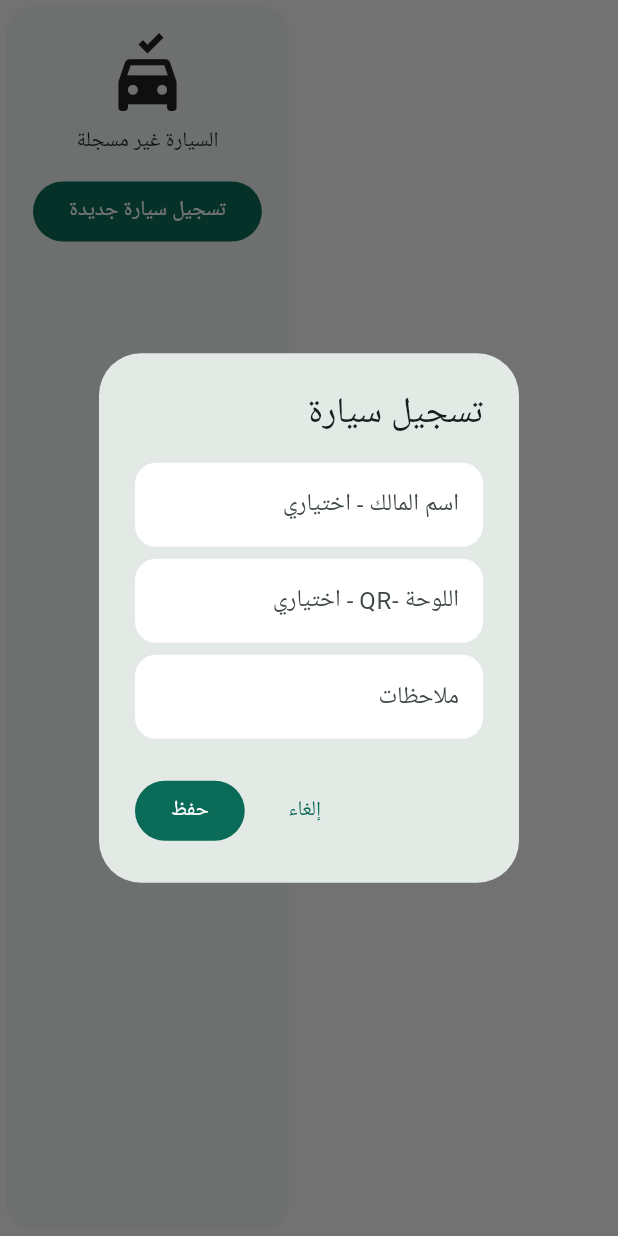
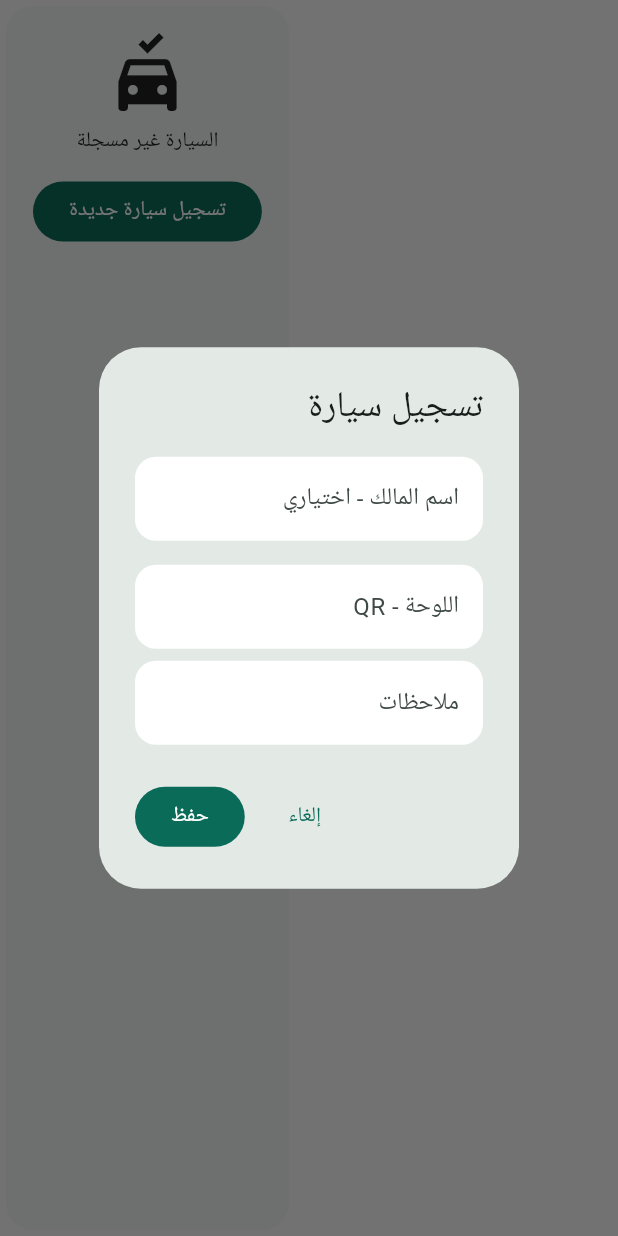
Before and after one commit to DeveloperLaravel/gas_station, a Flutter app: the _NotFound widget shown alone on an empty page, opened directly with empty values, after a tap on "تسجيل سيارة جديدة", on a phone screen of 412 x 824 dp. Run offline on Flutter 3.47's test engine with Material 3 defaults, Android fonts, the phone set to English and light mode, and no system bars; our stand-ins replace equatable, flutter_bloc, get_it, go_router, injectable, isar_community; missing offline and left inert: mobile_scanner; accounts and stored records are empty; generated files the repository leaves out were written again.

Commit message:
finsh projectd

```diff
--- a/lib/features/gas_station/presentation/bloc/dashboard_bloc.dart
+++ b/lib/features/gas_station/presentation/bloc/dashboard_bloc.dart
@@ -1,5 +1,6 @@
 import 'package:equatable/equatable.dart';
 import 'package:flutter_bloc/flutter_bloc.dart';
+import 'package:injectable/injectable.dart';
 
 import '../../domain/entities/dashboard_summary.dart';
 import '../../domain/usecases/gas_station_usecases.dart';
@@ -8,6 +9,7 @@ sealed class DashboardEvent extends Equatable {
   const DashboardEvent();
   @override List<Object?> get props => [];
 }
+@injectable
 class DashboardStarted extends DashboardEvent {}
 class DashboardRefreshed extends DashboardEvent {}
 
--- a/lib/features/gas_station/presentation/bloc/transactions_bloc.dart
+++ b/lib/features/gas_station/presentation/bloc/transactions_bloc.dart
@@ -1,9 +1,11 @@
 import 'package:equatable/equatable.dart';
 import 'package:flutter_bloc/flutter_bloc.dart';
+import 'package:injectable/injectable.dart';
 import '../../domain/entities/fuel_transaction.dart';
 import '../../domain/usecases/gas_station_usecases.dart';
 
 sealed class TransactionsState extends Equatable { const TransactionsState(); @override List<Object?> get props => []; }
+@injectable
 class TransactionsLoading extends TransactionsState {}
 class TransactionsLoaded extends TransactionsState { const TransactionsLoaded(this.items); final List<FuelTransaction> items; @override List<Object?> get props => [items]; }
 class TransactionsFailure extends TransactionsState { const TransactionsFailure(this.message); final String message; @override List<Object?> get props => [message]; }
--- a/lib/features/gas_station/presentation/bloc/vehicle/vehicle_bloc.dart
+++ b/lib/features/gas_station/presentation/bloc/vehicle/vehicle_bloc.dart
@@ -1,10 +1,12 @@
 import 'package:flutter_bloc/flutter_bloc.dart';
+import 'package:injectable/injectable.dart';
 
 import '../../../domain/entities/fuel_transaction.dart';
 import '../../../domain/usecases/gas_station_usecases.dart';
 import 'vehicle_event.dart';
 import 'vehicle_state.dart';
 
+@injectable
 class VehicleBloc extends Bloc<VehicleEvent, VehicleState> {
   VehicleBloc(
     this._find,
--- a/lib/features/gas_station/presentation/pages/dashboard_page.dart
+++ b/lib/features/gas_station/presentation/pages/dashboard_page.dart
@@ -13,7 +13,7 @@ class DashboardPage extends StatelessWidget {
     appBar: AppBar(title: const Text('محطة البنزين'), actions: [IconButton(onPressed: () => context.pushNamed(RouteNames.transactions), icon: const Icon(Icons.receipt_long))]),
     floatingActionButton: FloatingActionButton.extended(
       onPressed: () async { await context.pushNamed(RouteNames.vehicle); if (context.mounted) context.read<DashboardBloc>().add(DashboardRefreshed()); },
-      icon: const Icon(Icons.search), label: const Text('فحص سيارة'),
+      icon: const Icon(Icons.search), label: const Text('تسجيل تعبئة'),
     ),
     body: BlocBuilder<DashboardBloc, DashboardState>(builder: (context, state) {
       if (state is DashboardLoading || state is DashboardInitial) return const Center(child: CircularProgressIndicator());
--- a/lib/features/gas_station/presentation/pages/vehicle_page.dart
+++ b/lib/features/gas_station/presentation/pages/vehicle_page.dart
@@ -15,13 +15,13 @@ class _VehiclePageState extends State<VehiclePage> {
   @override void dispose() { search.dispose(); timer?.cancel(); super.dispose(); }
   Future<void> scan() async { final value = await context.pushNamed<String>(RouteNames.qr); if (value != null && mounted) { search.text = value; context.read<VehicleBloc>().add(VehicleSearched(value)); } }
   @override Widget build(BuildContext context) => Scaffold(
-    appBar: AppBar(title: const Text('فحص السيارة')),
+    appBar: AppBar(title: const Text('تسجيل تعبئةالقادمة'),),
     body: BlocConsumer<VehicleBloc, VehicleState>(
       listener: (context, state) { if (state is VehicleFailure) ScaffoldMessenger.of(context).showSnackBar(SnackBar(content: Text(state.message))); if (state is VehicleSuccess) ScaffoldMessenger.of(context).showSnackBar(SnackBar(content: Text(state.message))); },
       builder: (context, state) => ListView(padding: const EdgeInsets.all(16), children: [
-        TextField(controller: search, decoration: InputDecoration(labelText: 'رقم اللوحة أو QR', prefixIcon: const Icon(Icons.directions_car), suffixIcon: IconButton(onPressed: scan, icon: const Icon(Icons.qr_code_scanner))), onSubmitted: (v) => context.read<VehicleBloc>().add(VehicleSearched(v))),
+        TextField(controller: search, decoration: InputDecoration(labelText: ' رقم اللوحة أو صاحب رسالة,QR', prefixIcon: const Icon(Icons.directions_car), suffixIcon: IconButton(onPressed: scan, icon: const Icon(Icons.qr_code_scanner))), onSubmitted: (v) => context.read<VehicleBloc>().add(VehicleSearched(v))),
         const SizedBox(height: 12),
-        FilledButton.icon(onPressed: state is VehicleLoading ? null : () => context.read<VehicleBloc>().add(VehicleSearched(search.text)), icon: const Icon(Icons.search), label: const Text('فحص السيارة')),
+        FilledButton.icon(onPressed: state is VehicleLoading ? null : () => context.read<VehicleBloc>().add(VehicleSearched(search.text)), icon: const Icon(Icons.search), label: const Text('تسجيل تعبئة الوقود'),),
         const SizedBox(height: 24),
         if (state is VehicleLoading) const Center(child: CircularProgressIndicator()),
         if (state is VehicleNotFound) _NotFound(query: state.query),
@@ -39,10 +39,25 @@ class _NotFound extends StatelessWidget {
     FilledButton(onPressed: () => _registerDialog(context, query), child: const Text('تسجيل سيارة جديدة')),
   ])));
   Future<void> _registerDialog(BuildContext context, String plate) async {
-    final owner = TextEditingController(); final qr = TextEditingController(); final notes = TextEditingController();
+    final owner = TextEditingController();
+
+  final qr = TextEditingController(
+  text: plate,
+);
+
+     final notes = TextEditingController();
     await showDialog(context: context, builder: (dialogContext) => AlertDialog(title: const Text('تسجيل سيارة'), content: SingleChildScrollView(child: Column(mainAxisSize: MainAxisSize.min, children: [
+
       TextField(controller: owner, decoration: const InputDecoration(labelText: 'اسم المالك - اختياري')), const SizedBox(height: 8),
-      TextField(controller: qr, decoration: const InputDecoration(labelText: 'اللوحة -QR - اختياري')), const SizedBox(height: 8),
+     const SizedBox(height: 8),
+       TextField(
+                controller: qr,
+                decoration: const InputDecoration(
+                  labelText:
+                      'اللوحة - QR',
+                ),
+              ),
+   const SizedBox(height: 8),
       TextField(controller: notes, decoration: const InputDecoration(labelText: 'ملاحظات')),
     ])), actions: [TextButton(onPressed: () => Navigator.pop(dialogContext), child: const Text('إلغاء')), FilledButton(onPressed: () { Navigator.pop(dialogContext); context.read<VehicleBloc>().add(VehicleCreated(plate: plate, qr: qr.text, owner: owner.text, notes: notes.text)); }, child: const Text('حفظ'))]));
   }
```
